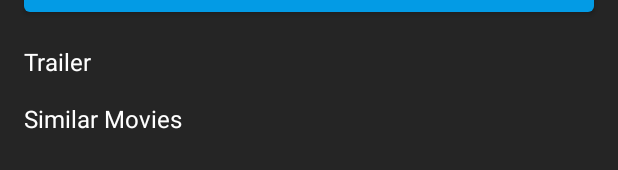
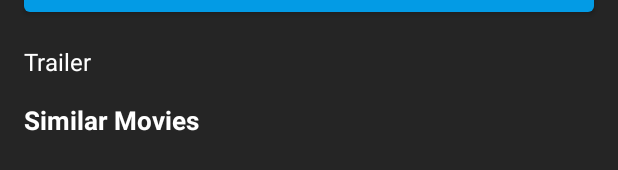
Before and after one commit to truongdeveloper/MovieTT, an Android app: the layout activity_movie_detail.xml on its own in the app's theme, with its tools: preview values and no code run, on a phone screen of 412 x 824 dp. Shown: the part 724-894 px from the top of the screen. Run offline under Robolectric (Android 15) with nearby library versions, the phone set to English and light mode, and no system bars.

Commit message:
Similar movie

```diff
--- a/app/src/main/java/com/example/moviett/ApiContainer/ApiService.java
+++ b/app/src/main/java/com/example/moviett/ApiContainer/ApiService.java
@@ -29,6 +29,6 @@ public interface ApiService {
     Call<ListMovie> getHomeData(@Query("language") String language);
 
     @GET("movie/{id}")
-    Call<MovieDetail> getMovieDetail(@Path("id") int id);
+    Call<MovieDetail> getMovieDetail(@Path("id") int id, @Query("language") String language);
 
 }
--- a/app/src/main/res/layout/activity_movie_detail.xml
+++ b/app/src/main/res/layout/activity_movie_detail.xml
@@ -1,4 +1,5 @@
 <?xml version="1.0" encoding="utf-8"?>
+
 <LinearLayout xmlns:android="http://schemas.android.com/apk/res/android"
     xmlns:tools="http://schemas.android.com/tools"
     android:layout_width="match_parent"
@@ -8,7 +9,14 @@
     android:background="@color/black_overlay"
     tools:context=".MovieDetailActivity">
 
-    <!-- Backdrop Image -->
+    <ScrollView
+        android:id="@+id/scrollMovie"
+        android:layout_width="match_parent"
+        android:layout_height="match_parent">
+        <LinearLayout
+            android:layout_width="match_parent"
+            android:layout_height="match_parent"
+            android:orientation="vertical">
             <ImageView
                 android:id="@+id/backdrop_image"
                 android:layout_width="match_parent"
@@ -104,7 +112,7 @@
                 android:layout_marginEnd="16dp"
                 android:textSize="16sp"
                 android:text="Movie Description"
-        android:textColor="@color/white" />
+                android:textColor="@color/white"/>
 
             <!-- Cast -->
             <LinearLayout
@@ -154,6 +162,8 @@
                 android:textColor="@color/white" />
 
             <!-- Similar Movies -->
+
+            <!-- RecyclerView for Similar Movies -->
             <TextView
                 android:id="@+id/tv_similar_movies"
                 android:layout_width="match_parent"
@@ -161,15 +171,19 @@
                 android:layout_marginStart="16dp"
                 android:layout_marginTop="16dp"
                 android:layout_marginEnd="16dp"
-        android:textSize="16sp"
                 android:text="Similar Movies"
-        android:textColor="@color/white" />
+                android:textColor="@color/white"
+                android:textStyle="bold"
+                android:textSize="17sp" />
 
-    <!-- RecyclerView for Similar Movies -->
-<!--    <androidx.recyclerview.widget.RecyclerView-->
-<!--        android:id="@+id/rcv_similar_movies"-->
-<!--        android:layout_width="match_parent"-->
-<!--        android:layout_height="wrap_content"-->
-<!--        android:layout_marginTop="8dp"-->
-<!--        android:layout_marginBottom="16dp" />-->
+            <androidx.recyclerview.widget.RecyclerView
+                android:id="@+id/rcv_similar_movies"
+                android:layout_width="match_parent"
+                android:layout_height="match_parent"
+                android:layout_marginTop="8dp"
+                android:layout_marginBottom="16dp"
+                app:layoutManager="androidx.recyclerview.widget.LinearLayoutManager"/>
         </LinearLayout>
+    </ScrollView>
+
+</LinearLayout>
--- a/app/src/main/res/layout/item_coming_soon.xml
+++ b/app/src/main/res/layout/item_coming_soon.xml
@@ -119,7 +119,7 @@
                 android:layout_height="wrap_content"
                 android:text="Người sói Hugh Jackman vào vai người cha đang tìm cách chữa lành viết thương tâm lý của con trai khi cậu gặp vấn đề nghiêm trọng và không còn cảm thấy hứng thú với cuộc sống từ lúc cha mẹ ly dị."
                 android:textColor="@color/white"
-                android:maxLines="3"
+                android:maxLines="4"
                 android:ellipsize="end"
                 android:textSize="@dimen/textSize"
                 android:layout_marginTop="5dp"/>
```
Also changed, not shown: app/src/main/java/com/example/moviett/Adapter/ComingSoonAdapter.java (+19 -5 lines), app/src/main/java/com/example/moviett/Adapter/SimilarMovieAdapter.java (added, +67 -0 lines), app/src/main/java/com/example/moviett/Fragment/ComingSoonFragment.java (+10 -1 lines), app/src/main/java/com/example/moviett/MovieDetailActivity.java (+22 -1 lines), app/src/main/res/layout/item_similar_movie.xml (added, +18 -0 lines). Lines whose indentation alone changed are shown as unchanged.
